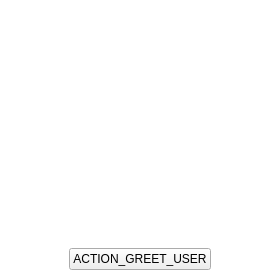
Before: the Qt Designer form guardata/client/gui/forms/user_invitation_button.ui in bitlogik/guardata, drawn with Qt 5.
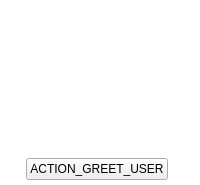
After: the same form once the commit is applied. Icons and pictures are not drawn. Custom widgets are drawn as their Qt base class.

The edit to the form file:
```diff
--- a/guardata/client/gui/forms/user_invitation_button.ui
+++ b/guardata/client/gui/forms/user_invitation_button.ui
@@ -6,20 +6,20 @@
    <rect>
     <x>0</x>
     <y>0</y>
-    <width>280</width>
-    <height>280</height>
+    <width>200</width>
+    <height>185</height>
    </rect>
   </property>
   <property name="minimumSize">
    <size>
-    <width>280</width>
-    <height>280</height>
+    <width>200</width>
+    <height>185</height>
    </size>
   </property>
   <property name="maximumSize">
    <size>
-    <width>280</width>
-    <height>280</height>
+    <width>200</width>
+    <height>185</height>
    </size>
   </property>
   <property name="windowTitle">
@@ -60,19 +60,19 @@
     <widget class="QWidget" name="widget" native="true">
      <layout class="QVBoxLayout" name="verticalLayout_2">
       <property name="spacing">
-       <number>10</number>
+       <number>8</number>
       </property>
       <property name="leftMargin">
        <number>10</number>
       </property>
       <property name="topMargin">
-       <number>10</number>
+       <number>5</number>
       </property>
       <property name="rightMargin">
        <number>10</number>
       </property>
       <property name="bottomMargin">
-       <number>10</number>
+       <number>5</number>
       </property>
       <item>
        <layout class="QHBoxLayout" name="horizontalLayout_3">
@@ -84,7 +84,7 @@
           <property name="sizeHint" stdset="0">
            <size>
             <width>40</width>
-            <height>20</height>
+            <height>10</height>
            </size>
           </property>
          </spacer>
@@ -160,7 +160,7 @@
         <property name="sizeHint" stdset="0">
          <size>
           <width>20</width>
-          <height>10</height>
+          <height>0</height>
          </size>
         </property>
        </spacer>
@@ -174,7 +174,7 @@
           </property>
           <property name="sizeHint" stdset="0">
            <size>
-            <width>40</width>
+            <width>35</width>
             <height>20</height>
            </size>
           </property>
@@ -184,14 +184,14 @@
          <widget class="IconLabel" name="label_icon">
           <property name="minimumSize">
            <size>
-            <width>64</width>
-            <height>64</height>
+            <width>48</width>
+            <height>48</height>
            </size>
           </property>
           <property name="maximumSize">
            <size>
-            <width>64</width>
-            <height>64</height>
+            <width>48</width>
+            <height>48</height>
            </size>
           </property>
           <property name="text">
@@ -219,8 +219,8 @@
           </property>
           <property name="sizeHint" stdset="0">
            <size>
-            <width>40</width>
-            <height>20</height>
+            <width>35</width>
+            <height>25</height>
            </size>
           </property>
          </spacer>
@@ -231,7 +231,7 @@
        <widget class="QLabel" name="label_email">
         <property name="font">
          <font>
-          <pointsize>12</pointsize>
+          <pointsize>14</pointsize>
           <weight>75</weight>
           <bold>true</bold>
          </font>
@@ -242,15 +242,10 @@
         <property name="alignment">
          <set>Qt::AlignCenter</set>
         </property>
-        <property name="wordWrap">
-         <bool>true</bool>
-        </property>
-       </widget>
-      </item>
-      <item>
-       <widget class="QLabel" name="label_addr">
-        <property name="text">
-         <string/>
+        <property name="font">
+         <font>
+          <pointsize>10</pointsize>
+         </font>
         </property>
        </widget>
       </item>
@@ -261,8 +256,8 @@
         </property>
         <property name="sizeHint" stdset="0">
          <size>
-          <width>20</width>
-          <height>40</height>
+          <width>18</width>
+          <height>16</height>
          </size>
         </property>
        </spacer>
@@ -276,8 +271,8 @@
           </property>
           <property name="sizeHint" stdset="0">
            <size>
-            <width>40</width>
-            <height>20</height>
+            <width>35</width>
+            <height>18</height>
            </size>
           </property>
          </spacer>
```
Left out of the diff: 6 changed lines with no effect on the pictures.
